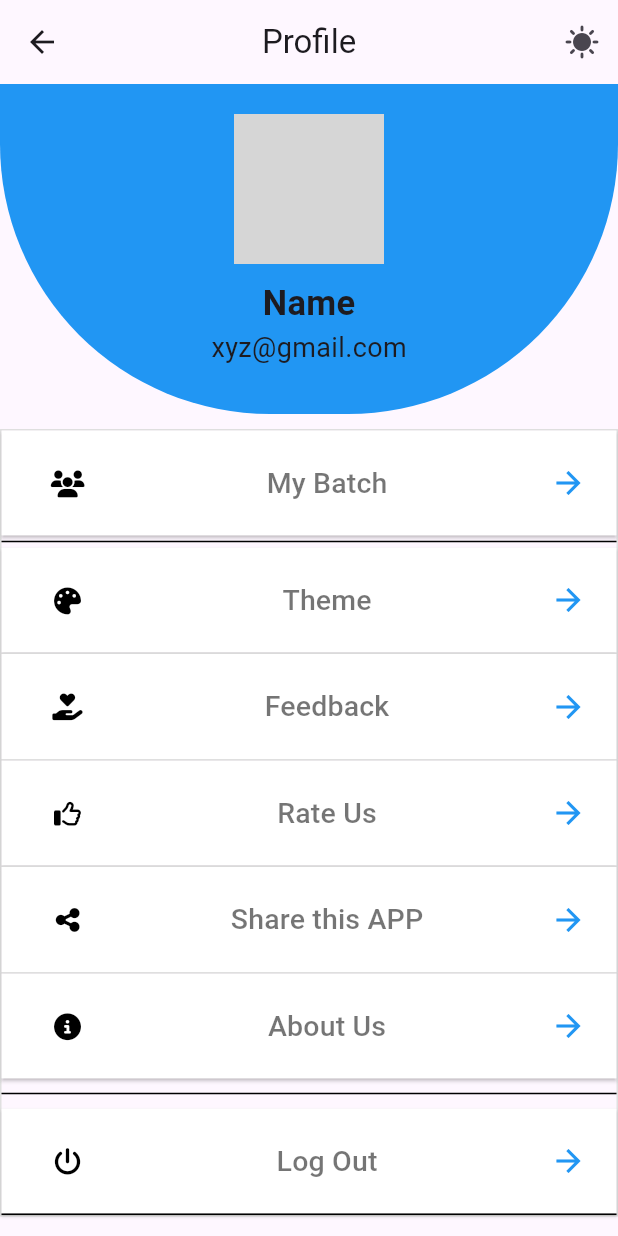
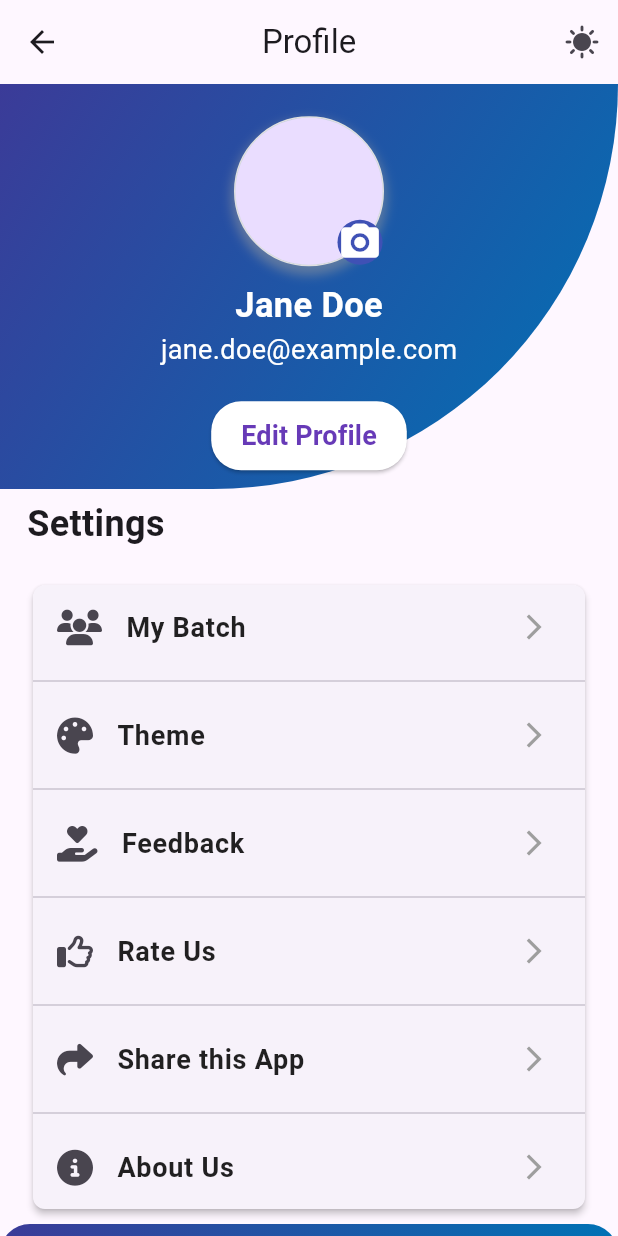
Before and after one commit to Minor-Project-Study-Mate/StudyMate-App, a Flutter app: the ProfilePage screen opened by its route, on a phone screen of 412 x 824 dp. Run offline on Flutter 3.47's test engine with Material 2 defaults, Android fonts, the light colour scheme and no system bars; our stand-ins replace font_awesome_flutter, get; grey boxes are pictures that could not be loaded.

Commit message:
Profile final

```diff
--- a/lib/app/modules/profile/views/profile_view.dart
+++ b/lib/app/modules/profile/views/profile_view.dart
@@ -32,354 +32,298 @@ class ProfilePage extends GetView<ProfileController> {
           children: <Widget>[
             Container(
               width: double.infinity,
-              height: 220,
+              height: 270,
               decoration: BoxDecoration(
-                color: Colors.blue,
+                gradient: LinearGradient(
+                  colors: [
+                    Color(0xff3B3B98),
+                    Color(0xff0072B5),
+                  ],
+                  begin: Alignment.topLeft,
+                  end: Alignment.bottomRight,
+                ),
                 borderRadius: BorderRadius.only(
-                    bottomRight: Radius.circular(180),
-                    bottomLeft: Radius.circular(180)),
+                  bottomLeft: Radius.circular(0),
+                  bottomRight: Radius.circular(500),
+                ),
               ),
-              padding: EdgeInsets.only(bottom: 20.0, top: 20),
+              padding: EdgeInsets.only(bottom: 10.0, top: 20),
               child: Column(
+                mainAxisAlignment: MainAxisAlignment.center,
                 children: [
-                  CircleAvatar(
-                    radius: 50.0,
-                    backgroundImage: AssetImage('assets/images/profile.jpg'),
+                  Container(
+                    width: 100.0,
+                    height: 100.0,
+                    decoration: BoxDecoration(
+                      shape: BoxShape.circle,
+                      color: Colors.white70,
+                      boxShadow: [
+                        BoxShadow(
+                          color: Colors.grey.withOpacity(0.5),
+                          spreadRadius: 2,
+                          blurRadius: 5,
+                          offset: Offset(0, 4),
+                        ),
+                      ],
+                      border: Border.all(
+                        color: Colors.grey.shade300,
+                        width: 1.0,
+                      ),
+                    ),
+                    child: Stack(
+                      children: [
+                        CircleAvatar(
+                          radius: 60.0,
+                        ),
+                        Positioned(
+                          bottom: 0,
+                          right: 0,
+                          child: Container(
+                            decoration: BoxDecoration(
+                              color: Colors.indigo,
+                              shape: BoxShape.circle,
+                            ),
+                            child: Icon(
+                              Icons.camera_alt_rounded,
+                              color: Colors.white,
+                              size: 30.0,
+                            ),
+                          ),
+                        ),
+                      ],
+                    ),
                   ),
                   const SizedBox(height: 10),
                   const Text(
-                    'Name',
+                    'Jane Doe',
                     style: TextStyle(
                       fontSize: 23.0,
                       fontWeight: FontWeight.bold,
+                      color: Colors.white,
                     ),
                   ),
-                  //const SizedBox(height: 10),
                   const Text(
-                    'xyz@gmail.com',
+                    'jane.doe@example.com',
                     style: TextStyle(
                       fontSize: 18.0,
                       fontWeight: FontWeight.w400,
+                      color: Colors.white,
+                    ),
+                  ),
+                  const SizedBox(height: 20),
+                  ElevatedButton(
+                    onPressed: () {
+                      //
+                    },
+                    style: ElevatedButton.styleFrom(
+                      backgroundColor: Colors.white,
+                      shape: RoundedRectangleBorder(
+                        borderRadius: BorderRadius.circular(20.0),
+                      ),
+                      padding:
+                          EdgeInsets.symmetric(horizontal: 20, vertical: 10),
+                    ),
+                    child: const Text(
+                      'Edit Profile',
+                      style: TextStyle(
+                        fontSize: 18.0,
+                        fontWeight: FontWeight.bold,
+                        color: Colors.deepPurple,
+                      ),
                     ),
                   ),
                 ],
               ),
             ),
             Container(
-              //height: Get.height * 0.1,
+              padding: EdgeInsets.symmetric(vertical: 6.0, horizontal: 18.0),
               child: Column(
-                mainAxisAlignment: MainAxisAlignment.spaceEvenly,
+                mainAxisAlignment: MainAxisAlignment.start,
+                crossAxisAlignment: CrossAxisAlignment.start,
                 children: [
-                  const SizedBox(height: 10.0),
-                  Container(
-                    decoration: BoxDecoration(
-                      border: Border.all(
-                        color: Colors.grey.shade300,
-                      ),
-                      //borderRadius: BorderRadius.circular(8.0),
+                  Text(
+                    'Settings',
+                    style: TextStyle(
+                      fontSize: 24.0,
+                      fontWeight: FontWeight.bold,
+                    ),
+                  ),
+                  SizedBox(height: 20.0),
+                  Card(
+                    elevation: 2.0,
+                    shape: RoundedRectangleBorder(
+                      borderRadius: BorderRadius.circular(8.0),
                     ),
                     child: Column(
                       mainAxisSize: MainAxisSize.min,
                       children: [
-                        ElevatedButton(
-                          onPressed: () {
+                        ListTile(
+                          leading: FaIcon(FontAwesomeIcons.users),
+                          title: Text(
+                            'My Batch',
+                            style: TextStyle(
+                              color: Colors.black87,
+                              fontSize: 18.0,
+                              fontWeight: FontWeight.bold,
+                            ),
+                          ),
+                          trailing: Icon(
+                            Icons.arrow_forward_ios,
+                            color: Colors.grey,
+                            size: 20.0,
+                          ),
+                          onTap: () {
                             // Navigate to the next page
                           },
-                          style: ElevatedButton.styleFrom(
-                            backgroundColor: Colors.white,
-                            padding: const EdgeInsets.symmetric(
-                                vertical: 11.0, horizontal: 20.0),
-                            shape: RoundedRectangleBorder(
-                              borderRadius: BorderRadius.zero,
+                        ),
+                        Divider(),
+                        ListTile(
+                          leading: FaIcon(FontAwesomeIcons.palette),
+                          title: Text(
+                            'Theme',
+                            style: TextStyle(
+                              color: Colors.black87,
+                              fontSize: 18.0,
+                              fontWeight: FontWeight.bold,
                             ),
                           ),
-                          child: Row(
-                            mainAxisAlignment: MainAxisAlignment.spaceBetween,
-                            children: [
-                              IconButton(
-                                onPressed: () {},
-                                icon: const FaIcon(FontAwesomeIcons.users),
-                                color: Colors.black,
-                              ),
-                              Text(
-                                'My Batch',
-                                style: TextStyle(
-                                  color: Colors.black54,
-                                  fontSize: 19.0,
-                                ),
-                              ),
-                              Icon(
-                                Icons.arrow_forward,
-                                color: Colors.blue,
-                                size: 24.0,
-                              ),
-                            ],
+                          trailing: Icon(
+                            Icons.arrow_forward_ios,
+                            color: Colors.grey,
+                            size: 20.0,
                           ),
-                        ),
-                        Divider(
-                          color: Colors.black,
-                          height: 8.0,
-                        ),
-                        ElevatedButton(
-                          onPressed: () {
+                          onTap: () {
                             // Navigate to the next page
                           },
-                          style: ElevatedButton.styleFrom(
-                            backgroundColor: Colors.white,
-                            padding: const EdgeInsets.symmetric(
-                                vertical: 11.0, horizontal: 20.0),
-                            shape: RoundedRectangleBorder(
-                              borderRadius: BorderRadius.zero,
+                        ),
+                        Divider(),
+                        ListTile(
+                          leading: FaIcon(FontAwesomeIcons.handHoldingHeart),
+                          title: Text(
+                            'Feedback',
+                            style: TextStyle(
+                              color: Colors.black87,
+                              fontSize: 18.0,
+                              fontWeight: FontWeight.bold,
                             ),
                           ),
-                          child: Row(
-                            mainAxisAlignment: MainAxisAlignment.spaceBetween,
-                            children: [
-                              IconButton(
-                                onPressed: () {},
-                                icon: const FaIcon(FontAwesomeIcons.palette),
-                                color: Colors.black,
-                              ),
-                              Text(
-                                'Theme',
-                                style: TextStyle(
-                                  color: Colors.black54,
-                                  fontSize: 19.0,
-                                ),
-                              ),
-                              Icon(
-                                Icons.arrow_forward,
-                                color: Colors.blue,
-                                size: 24.0,
-                              ),
-                            ],
+                          trailing: Icon(
+                            Icons.arrow_forward_ios,
+                            color: Colors.grey,
+                            size: 20.0,
                           ),
-                        ),
-                        Divider(
-                          color: Colors.grey.shade300,
-                          height: 1.0,
-                        ),
-                        ElevatedButton(
-                          onPressed: () {
+                          onTap: () {
                             // Navigate to the next page
                           },
-                          style: ElevatedButton.styleFrom(
-                            backgroundColor: Colors.white,
-                            padding: const EdgeInsets.symmetric(
-                                vertical: 11.0, horizontal: 20.0),
-                            shape: RoundedRectangleBorder(
-                              borderRadius: BorderRadius.zero,
+                        ),
+                        Divider(),
+                        ListTile(
+                          leading: FaIcon(FontAwesomeIcons.thumbsUp),
+                          title: Text(
+                            'Rate Us',
+                            style: TextStyle(
+                              color: Colors.black87,
+                              fontSize: 18.0,
+                              fontWeight: FontWeight.bold,
                             ),
                           ),
-                          child: Row(
-                            mainAxisAlignment: MainAxisAlignment.spaceBetween,
-                            children: [
-                              IconButton(
-                                onPressed: () {},
-                                icon: const FaIcon(
-                                    FontAwesomeIcons.handHoldingHeart),
-                                color: Colors.black,
-                              ),
-                              Text(
-                                'Feedback',
-                                style: TextStyle(
-                                  color: Colors.black54,
-                                  fontSize: 19.0,
-                                ),
-                              ),
-                              Icon(
-                                Icons.arrow_forward,
-                                color: Colors.blue,
-                                size: 24.0,
-                              ),
-                            ],
+                          trailing: Icon(
+                            Icons.arrow_forward_ios,
+                            color: Colors.grey,
+                            size: 20.0,
                           ),
-                        ),
-                        Divider(
-                          color: Colors.grey.shade300,
-                          height: 1.0,
-                        ),
-                        ElevatedButton(
-                          onPressed: () {
+                          onTap: () {
                             // Navigate to the next page
                           },
-                          style: ElevatedButton.styleFrom(
-                            backgroundColor: Colors.white,
-                            padding: const EdgeInsets.symmetric(
-                                vertical: 11.0, horizontal: 20.0),
-                            shape: RoundedRectangleBorder(
-                              borderRadius: BorderRadius.zero,
+                        ),
+                        Divider(),
+                        ListTile(
+                          leading: FaIcon(FontAwesomeIcons.share),
+                          title: Text(
+                            'Share this App',
+                            style: TextStyle(
+                              color: Colors.black87,
+                              fontSize: 18.0,
+                              fontWeight: FontWeight.bold,
                             ),
                           ),
-                          child: Row(
-                            mainAxisAlignment: MainAxisAlignment.spaceBetween,
-                            children: [
-                              IconButton(
-                                onPressed: () {},
-                                icon: const FaIcon(FontAwesomeIcons.thumbsUp),
-                                color: Colors.black,
-                              ),
-                              Text(
-                                'Rate Us',
-                                style: TextStyle(
-                                  color: Colors.black54,
-                                  fontSize: 19.0,
-                                ),
-                              ),
-                              Icon(
-                                Icons.arrow_forward,
-                                color: Colors.blue,
-                                size: 24.0,
-                              ),
-                            ],
+                          trailing: Icon(
+                            Icons.arrow_forward_ios,
+                            color: Colors.grey,
+                            size: 20.0,
                           ),
-                        ),
-                        Divider(
-                          color: Colors.grey.shade300,
-                          height: 1.0,
-                        ),
-                        ElevatedButton(
-                          onPressed: () {
+                          onTap: () {
                             // Navigate to the next page
                           },
-                          style: ElevatedButton.styleFrom(
-                            backgroundColor: Colors.white,
-                            padding: const EdgeInsets.symmetric(
-                                vertical: 11.0, horizontal: 20.0),
-                            shape: RoundedRectangleBorder(
-                              borderRadius: BorderRadius.zero,
+                        ),
+                        Divider(),
+                        ListTile(
+                          leading: FaIcon(FontAwesomeIcons.infoCircle),
+                          title: Text(
+                            'About Us',
+                            style: TextStyle(
+                              color: Colors.black87,
+                              fontSize: 18.0,
+                              fontWeight: FontWeight.bold,
                             ),
                           ),
-                          child: Row(
-                            mainAxisAlignment: MainAxisAlignment.spaceBetween,
-                            children: [
-                              IconButton(
-                                onPressed: () {},
-                                icon: const FaIcon(FontAwesomeIcons.shareNodes),
-                                color: Colors.black,
-                              ),
-                              Text(
-                                'Share this APP',
-                                style: TextStyle(
-                                  color: Colors.black54,
-                                  fontSize: 19.0,
-                                ),
-                              ),
-                              Icon(
-                                Icons.arrow_forward,
-                                color: Colors.blue,
-                                size: 24.0,
-                              ),
-                            ],
+                          trailing: Icon(
+                            Icons.arrow_forward_ios,
+                            color: Colors.grey,
+                            size: 20.0,
                           ),
-                        ),
-                        Divider(
-                          color: Colors.grey.shade300,
-                          height: 1.0,
-                        ),
-                        ElevatedButton(
-                          onPressed: () {
+                          onTap: () {
                             // Navigate to the next page
                           },
-                          style: ElevatedButton.styleFrom(
-                            backgroundColor: Colors.white,
-                            padding: const EdgeInsets.symmetric(
-                                vertical: 11.0, horizontal: 20.0),
-                            shape: RoundedRectangleBorder(
-                              borderRadius: BorderRadius.zero,
-                            ),
-                          ),
-                          child: Row(
-                            mainAxisAlignment: MainAxisAlignment.spaceBetween,
-                            children: [
-                              IconButton(
-                                onPressed: () {},
-                                icon: const FaIcon(FontAwesomeIcons.circleInfo),
-                                color: Colors.black,
-                              ),
-                              Text(
-                                'About Us',
-                                style: TextStyle(
-                                  color: Colors.black54,
-                                  fontSize: 19.0,
-                                ),
-                              ),
-                              Icon(
-                                Icons.arrow_forward,
-                                color: Colors.blue,
-                                size: 24.0,
-                              ),
-                            ],
-                          ),
-                        ),
-                        Divider(
-                          color: Colors.black,
-                          height: 20.0,
-                        ),
-                        ElevatedButton(
-                          onPressed: () {
-                            // Navigate to the next page
-                          },
-                          style: ElevatedButton.styleFrom(
-                            backgroundColor: Colors.white,
-                            padding: const EdgeInsets.symmetric(
-                                vertical: 11.0, horizontal: 20.0),
-                            shape: RoundedRectangleBorder(
-                              borderRadius: BorderRadius.zero,
-                            ),
-                          ),
-                          child: Row(
-                            mainAxisAlignment: MainAxisAlignment.spaceBetween,
-                            children: [
-                              IconButton(
-                                onPressed: () {},
-                                icon: const FaIcon(FontAwesomeIcons.powerOff),
-                                color: Colors.black,
-                              ),
-                              Text(
-                                'Log Out',
-                                style: TextStyle(
-                                  color: Colors.black54,
-                                  fontSize: 19.0,
-                                ),
-                              ),
-                              Icon(
-                                Icons.arrow_forward,
-                                color: Colors.blue,
-                                size: 24.0,
-                              ),
-                            ],
-                          ),
-                        ),
-                        Divider(
-                          color: Colors.black,
-                          height: 1.0,
                         ),
                       ],
                     ),
                   ),
-                  Center(
-                    child: Padding(
-                      padding: const EdgeInsets.all(8.0),
-                      child: GestureDetector(
-                        onTap: () {
-                          // TODO: Implement your functionality when the "Report a Problem" text is tapped
-                        },
-                        child: Text(
-                          'Report a Problem',
-                          style: TextStyle(
-                            color: Colors.black,
-                            fontSize: 16.0,
-                            fontWeight: FontWeight.bold,
-                            decoration: TextDecoration.underline,
-                          ),
-                        ),
-                      ),
-                    ),
-                  )
                 ],
               ),
             ),
+            Container(
+              decoration: BoxDecoration(
+                gradient: LinearGradient(
+                  colors: [Color(0xff3B3B98), Color(0xff0072B5)],
+                  begin: Alignment.topLeft,
+                  end: Alignment.bottomRight,
+                ),
+                borderRadius: BorderRadius.circular(20),
+              ),
+              child: ElevatedButton(
+                onPressed: () {
+                  // Implement logout functionality
+                },
+                style: ElevatedButton.styleFrom(
+                  backgroundColor: Colors.transparent,
+                  elevation: 0,
+                  shape: RoundedRectangleBorder(
+                    borderRadius: BorderRadius.circular(20),
+                  ),
+                ),
+                child: Row(
+                  mainAxisAlignment: MainAxisAlignment.center,
+                  children: [
+                    Icon(
+                      Icons.logout,
+                      color: Colors.white,
+                      size: 31.0,
+                    ),
+                    SizedBox(width: 10.0),
+                    Text(
+                      'Logout',
+                      style: TextStyle(
+                        fontSize: 16.0,
+                        fontWeight: FontWeight.bold,
+                        color: Colors.white,
+                      ),
+                    ),
+                  ],
+                ),
+              ),
+            ),
+            SizedBox(height: 8)
           ],
         ),
       ),
```
